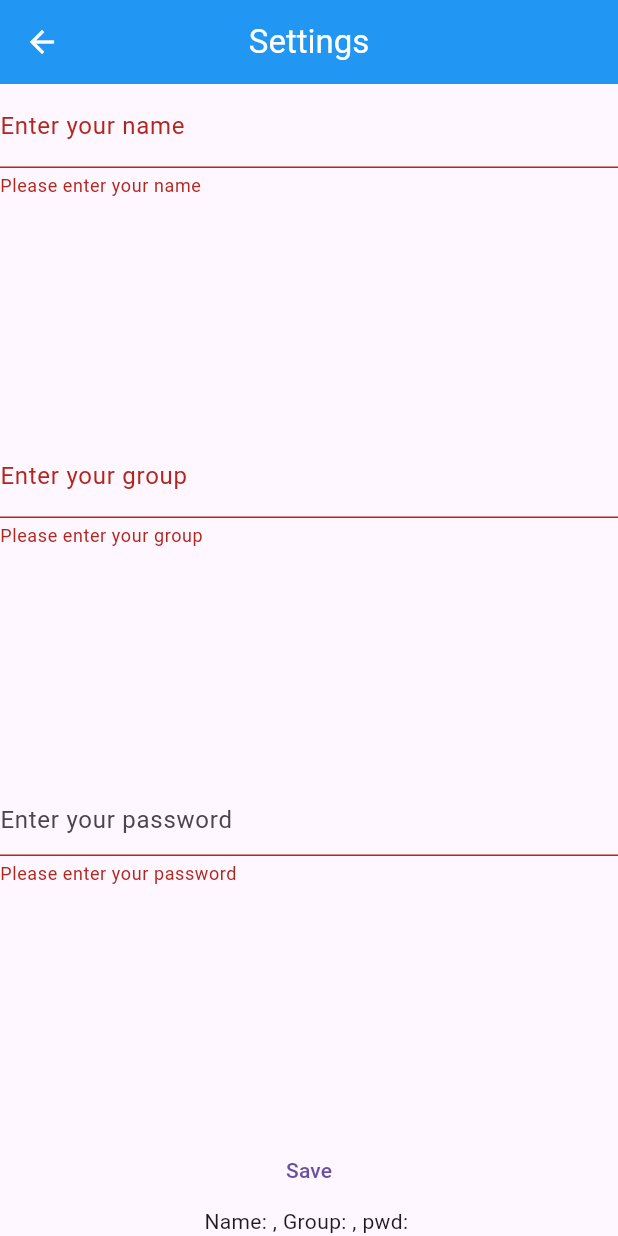
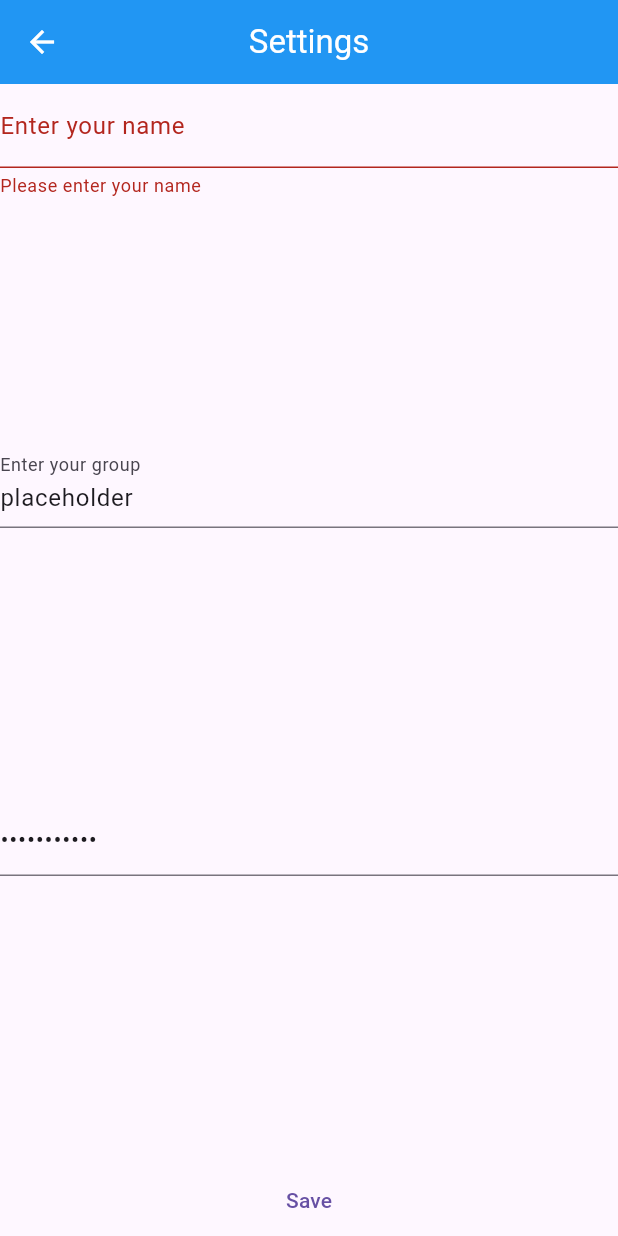
Before and after one commit to kevinsangyu/witgclient, a Flutter app: the Settings screen opened by its route, after a tap on "Save", on a phone screen of 412 x 824 dp. Run offline on Flutter 3.47's test engine with Material 3 defaults, Android fonts, the phone set to English and light mode, and no system bars; our stand-ins replace shared_preferences; accounts and stored records are empty; network calls fail.

```diff
--- a/lib/pages/home.dart
+++ b/lib/pages/home.dart
@@ -1,6 +1,7 @@
 import 'package:flutter/material.dart';
 import 'package:http/http.dart';
 import 'dart:convert';
+import 'package:shared_preferences/shared_preferences.dart';
 
 class Home extends StatefulWidget {
   const Home({super.key});
@@ -12,7 +13,8 @@ class Home extends StatefulWidget {
 class _HomeState extends State<Home> {
 
   void getData() async {
-    Response response = await get(Uri.parse('http://192.168.1.106:3000/map?group=1'));
+    final prefs = await SharedPreferences.getInstance();
+    Response response = await get(Uri.parse('http://192.168.1.106:3000/map?group=${prefs.getString('group')}'));
     Map data = jsonDecode(response.body);
     print(data.keys);
   }
--- a/lib/pages/loading.dart
+++ b/lib/pages/loading.dart
@@ -1,7 +1,7 @@
 import 'package:flutter/material.dart';
 import 'package:http/http.dart';
 import 'dart:convert';
-import 'package:whereisthisguy/pages/settings.dart';
+import 'package:shared_preferences/shared_preferences.dart';
 
 class Loading extends StatefulWidget {
   const Loading({super.key});
@@ -11,9 +11,9 @@ class Loading extends StatefulWidget {
 }
 
 class _LoadingState extends State<Loading> {
-
   void getData() async {
-    Response response = await get(Uri.parse('http://192.168.1.106:3000/map?group=1'));
+    final prefs = await SharedPreferences.getInstance();
+    Response response = await get(Uri.parse('http://192.168.1.106:3000/map?group=${prefs.getString('group')}'));
     Map data = jsonDecode(response.body);
     print(data.keys);
   }
--- a/lib/pages/settings.dart
+++ b/lib/pages/settings.dart
@@ -22,10 +22,11 @@ class _SettingsState extends State<Settings> {
     final group = prefs.getString('group');
     final pwd = prefs.getString('pwd');
     final tracking = prefs.getBool('tracking');
+    print("-----------------------------------Settings loaded: $name, $group, $pwd");
     setState(() {
-      this.name = name ?? "";
-      this.group = group ?? "";
-      this.pwd = pwd ?? "";
+      this.name = name ?? "placerholder";
+      this.group = group ?? "placeholder";
+      this.pwd = pwd ?? "placeholder";
       this.tracking = tracking ?? false;
     });
   }
@@ -39,10 +40,10 @@ class _SettingsState extends State<Settings> {
 
   void _setSettings() async {
     final prefs = await SharedPreferences.getInstance();
-    await prefs.setString('name', name);
-    await prefs.setString('group', group);
-    await prefs.setString('pwd', pwd);
-    await prefs.setBool('tracking', tracking);
+    prefs.setString('name', name);
+    prefs.setString('group', group);
+    prefs.setString('pwd', pwd);
+    prefs.setBool('tracking', tracking);
   }
 
   @override
@@ -74,6 +75,7 @@ class _SettingsState extends State<Settings> {
                     return null;
                   },
                   onFieldSubmitted: (String? value) {
+                    print("-----------------------------------Name changed to: $value");
                     name = value!;
                   },
                 ),
@@ -93,6 +95,7 @@ class _SettingsState extends State<Settings> {
                     return null;
                   },
                   onFieldSubmitted: (String? value) {
+                    print("-----------------------------------Group changed to: $value");
                     group = value!;
                   },
                 ),
@@ -110,17 +113,17 @@ class _SettingsState extends State<Settings> {
                     return null;
                   },
                   onFieldSubmitted: (String? value) {
+                    print("-----------------------------------Pwd changed to: $value");
                     pwd = value!;
                   },
                 ),
               ),
               TextButton(onPressed: () {
                 if (_formKey.currentState!.validate()) {
-                  setState(() {_setSettings();_getSettings();});
+                  setState(() {_setSettings();});
                 }
               },
                   child: const Text("Save")),
-              Text("Name: $name, Group: $group, pwd: $pwd")
             ],
           )
         ),
```
Also changed, not shown: 1 other file.
